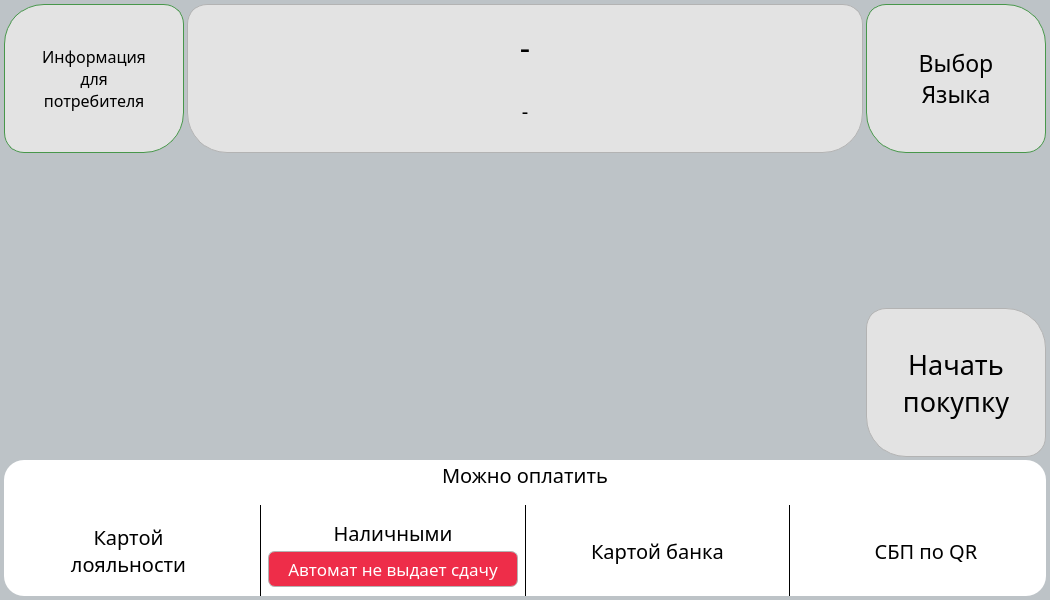
First picture: the form in services/gui/resources/ui_interface/waiting_window.ui, repository dmitriymikryukov/vodobox-pro, before the edit.
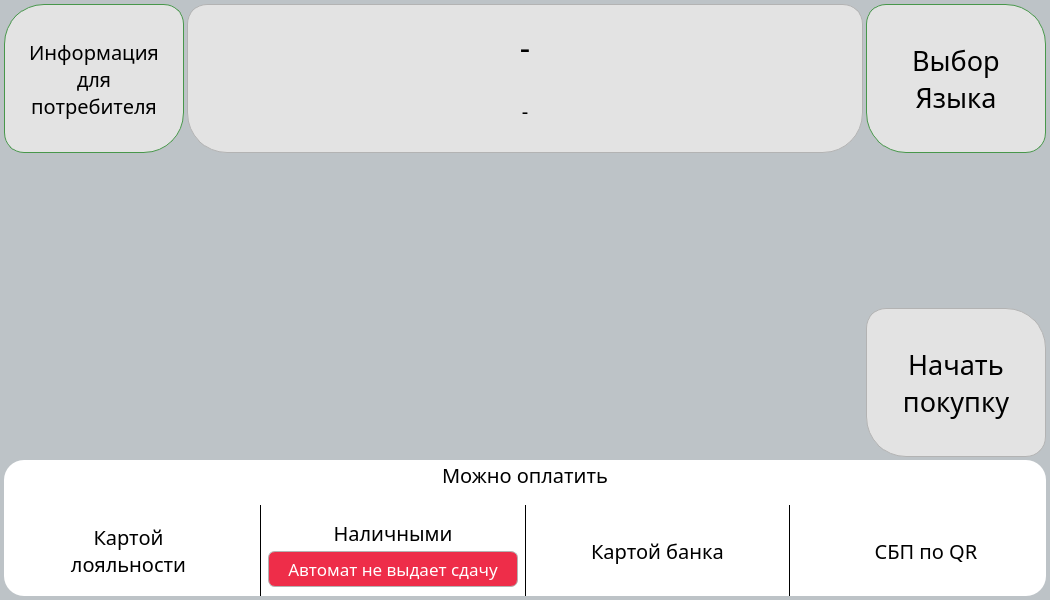
Second picture: the form after the edit.

Diff of the .ui file:
```diff
--- a/services/gui/resources/ui_interface/waiting_window.ui
+++ b/services/gui/resources/ui_interface/waiting_window.ui
@@ -578,7 +578,7 @@
                   <property name="font">
                    <font>
                     <family>Rubik</family>
-                    <pointsize>12</pointsize>
+                    <pointsize>15</pointsize>
                    </font>
                   </property>
                   <property name="focusPolicy">
@@ -1740,7 +1740,7 @@
                   <property name="font">
                    <font>
                     <family>Rubik</family>
-                    <pointsize>17</pointsize>
+                    <pointsize>20</pointsize>
                    </font>
                   </property>
                   <property name="focusPolicy">
```
